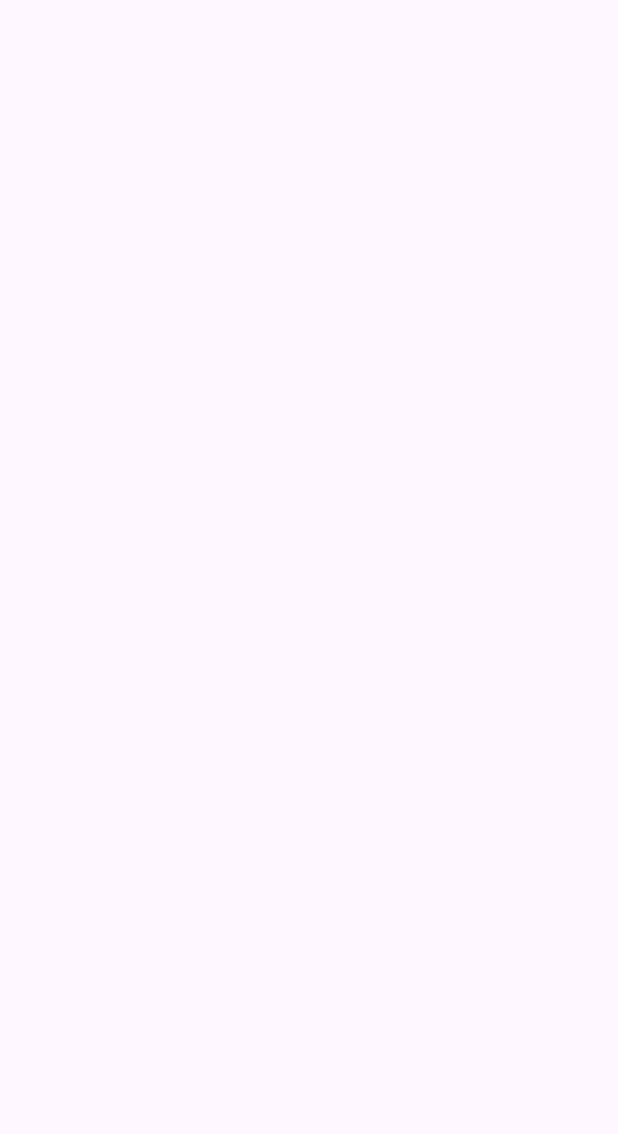
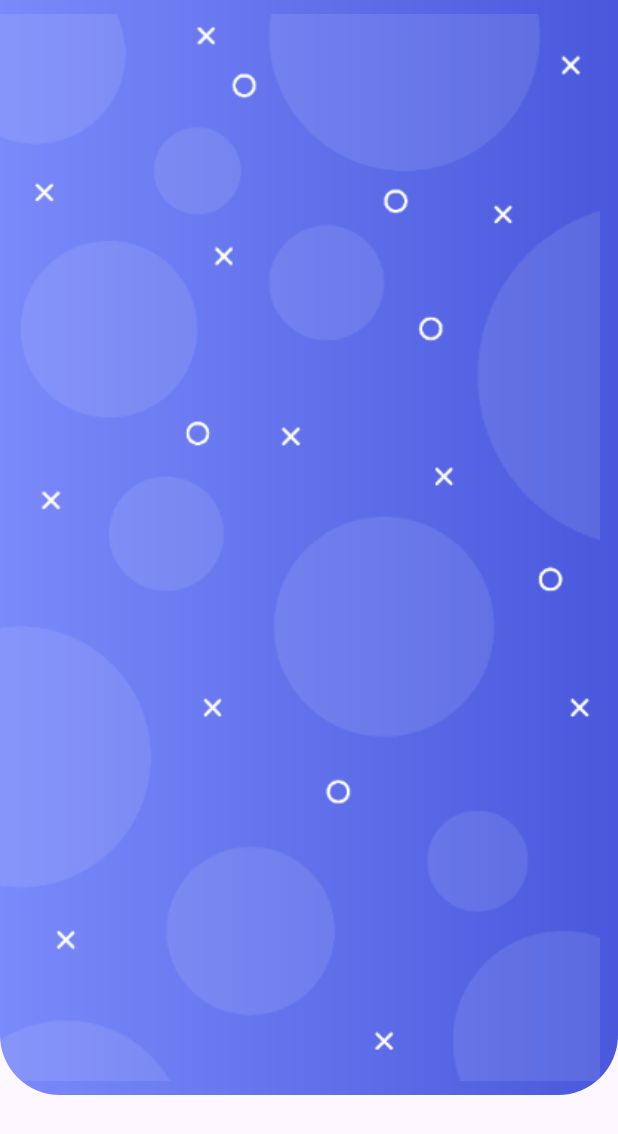
Before and after one commit to raziqaizza/Sibarat, an Android app: the CameraActivity screen opened directly, with no data from a screen before it, on a phone screen of 412 x 824 dp. Before the commit the part shown is empty. Shown: the top 1134 px of the screen. Run offline under Robolectric (Android 15) with nearby library versions, the phone set to English and light mode, and no system bars.

Commit message:
Update On 26/May/2024 17:40PM (activity_main layout slicing)

```diff
--- a/app/build.gradle.kts
+++ b/app/build.gradle.kts
@@ -9,7 +9,7 @@ android {
 
     defaultConfig {
         applicationId = "com.example.sibarat"
-        minSdk = 24
+        minSdk = 28
         targetSdk = 34
         versionCode = 1
         versionName = "1.0"
--- a/app/src/main/res/drawable/bg_view.xml
+++ b/app/src/main/res/drawable/bg_view.xml
@@ -1,4 +1,6 @@
 <?xml version="1.0" encoding="utf-8"?>
-<selector xmlns:android="http://schemas.android.com/apk/res/android">
-
-</selector>
+<shape xmlns:android="http://schemas.android.com/apk/res/android"
+    android:shape="rectangle">
+    <corners android:bottomLeftRadius="40dp" android:bottomRightRadius="40dp"/>
+    <gradient android:startColor="#7A8AFA" android:endColor="#4958dc" android:angle="0"/>
+</shape>
--- a/app/src/main/res/layout/activity_camera.xml
+++ b/app/src/main/res/layout/activity_camera.xml
@@ -7,4 +7,43 @@
     android:layout_height="match_parent"
     tools:context=".CameraActivity">
 
+    <ScrollView
+        android:id="@+id/scrollView2"
+        android:layout_width="match_parent"
+        android:layout_height="match_parent"
+        tools:layout_editor_absoluteX="0dp"
+        tools:layout_editor_absoluteY="0dp">
+
+        <LinearLayout
+            android:layout_width="match_parent"
+            android:layout_height="wrap_content"
+            android:orientation="vertical">
+
+            <androidx.constraintlayout.widget.ConstraintLayout
+                android:layout_width="match_parent"
+                android:layout_height="match_parent">
+
+
+                <ImageView
+                    android:id="@+id/imageView2"
+                    android:layout_width="0dp"
+                    android:layout_height="0dp"
+                    android:contentDescription="@string/bg_app"
+                    app:layout_constraintBottom_toBottomOf="parent"
+                    app:layout_constraintEnd_toEndOf="parent"
+                    app:layout_constraintStart_toStartOf="parent"
+                    app:layout_constraintTop_toTopOf="parent"
+                    app:srcCompat="@drawable/bg_view" />
+
+                <ImageView
+                    android:id="@+id/imageView"
+                    android:layout_width="400dp"
+                    android:layout_height="730dp"
+                    app:srcCompat="@drawable/background_sibarat_dev"
+                    android:contentDescription="@string/bg_app"
+                    tools:ignore="MissingConstraints" />
+            </androidx.constraintlayout.widget.ConstraintLayout>
+        </LinearLayout>
+    </ScrollView>
+
 </androidx.constraintlayout.widget.ConstraintLayout>
--- a/app/src/main/res/values/colors.xml
+++ b/app/src/main/res/values/colors.xml
@@ -2,4 +2,6 @@
 <resources>
     <color name="black">#FF000000</color>
     <color name="white">#FFFFFFFF</color>
+    <color name="primary">#664EF4</color>
+    <color name="secondary">#BEE158</color>
 </resources>
```
Also changed, not shown: app/src/main/res/layout/activity_main.xml (+91 -3 lines), app/src/main/res/values/strings.xml (+9 -0 lines), app/src/main/res/drawable-xxxhdpi/background_sibarat_dev.png (added), app/src/main/res/drawable/background_sibarat_dev.png (added).
